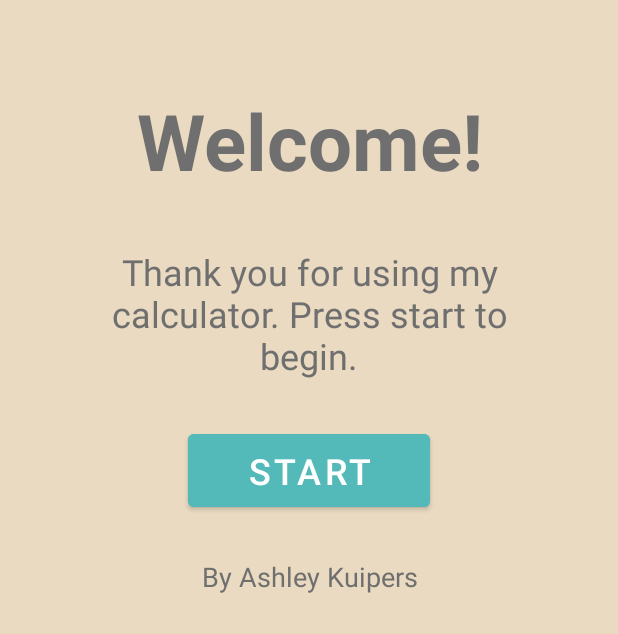
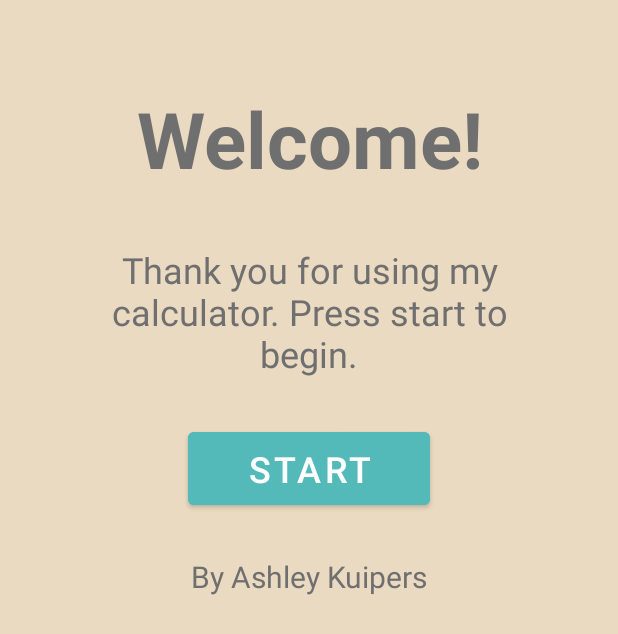
Before and after one commit to ashley-kuipers/Calculator, an Android app: the screen it shows after launch (MainActivity), on a phone screen of 412 x 824 dp. Shown: the part 276-910 px from the top of the screen. Run offline under Robolectric (Android 15) with nearby library versions, the phone set to English and light mode, and no system bars.

```diff
--- a/app/src/main/res/layout/fragment_welcome.xml
+++ b/app/src/main/res/layout/fragment_welcome.xml
@@ -55,6 +55,6 @@
         android:text="@string/author"
         android:textAlignment="center"
         android:textColor="@color/text"
-        android:textSize="18sp" />
+        android:textSize="20sp" />
 
 </LinearLayout>
```
Also changed, not shown: app/src/main/java/com/example/calculatorapp2/MainActivity.java (+21 -6 lines).
